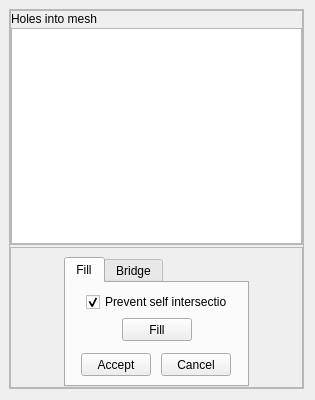
The window that src/fgt/edit_hole/edit_hole.ui (cnr-isti-vclab/meshlab) describes before a commit, drawn with Qt 5.
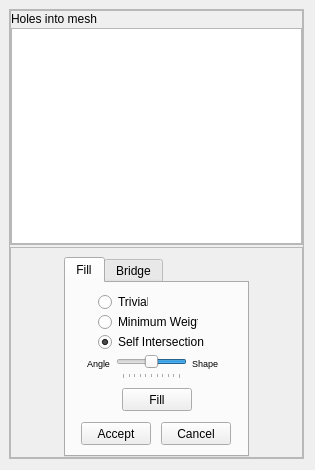
The same window after the commit.

Commit message: - added parameter to balance aspect ratio and diedralRad in computing ear quality - start implementing manual bridging, only selecting face and adding face.

```diff
--- a/src/fgt/edit_hole/edit_hole.ui
+++ b/src/fgt/edit_hole/edit_hole.ui
@@ -9,7 +9,7 @@
     <x>0</x>
     <y>0</y>
     <width>315</width>
-    <height>400</height>
+    <height>470</height>
    </rect>
   </property>
   <property name="sizePolicy" >
@@ -210,7 +210,7 @@
         <property name="minimumSize" >
          <size>
           <width>200</width>
-          <height>140</height>
+          <height>200</height>
          </size>
         </property>
         <property name="frameShape" >
@@ -247,7 +247,7 @@
            <property name="minimumSize" >
             <size>
              <width>185</width>
-             <height>130</height>
+             <height>200</height>
             </size>
            </property>
            <property name="currentIndex" >
@@ -264,7 +264,7 @@
              <property name="geometry" >
               <rect>
                <x>56</x>
-               <y>35</y>
+               <y>105</y>
                <width>70</width>
                <height>23</height>
               </rect>
@@ -291,22 +291,6 @@
               <string>Fill</string>
              </property>
             </widget>
-            <widget class="QCheckBox" name="antiSelfIntersection" >
-             <property name="geometry" >
-              <rect>
-               <x>20</x>
-               <y>10</y>
-               <width>141</width>
-               <height>18</height>
-              </rect>
-             </property>
-             <property name="text" >
-              <string>Prevent self intersection</string>
-             </property>
-             <property name="checked" >
-              <bool>true</bool>
-             </property>
-            </widget>
             <widget class="QPushButton" name="cancelFillBtn" >
              <property name="enabled" >
               <bool>true</bool>
@@ -314,7 +298,7 @@
              <property name="geometry" >
               <rect>
                <x>95</x>
-               <y>70</y>
+               <y>139</y>
                <width>70</width>
                <height>23</height>
               </rect>
@@ -348,7 +332,7 @@
              <property name="geometry" >
               <rect>
                <x>15</x>
-               <y>70</y>
+               <y>139</y>
                <width>70</width>
                <height>23</height>
               </rect>
@@ -375,6 +359,124 @@
               <string>Accept</string>
              </property>
             </widget>
+            <widget class="QRadioButton" name="trivialRBtn" >
+             <property name="geometry" >
+              <rect>
+               <x>32</x>
+               <y>10</y>
+               <width>50</width>
+               <height>18</height>
+              </rect>
+             </property>
+             <property name="text" >
+              <string>Trivial</string>
+             </property>
+             <property name="checked" >
+              <bool>false</bool>
+             </property>
+            </widget>
+            <widget class="QRadioButton" name="minWRBtn" >
+             <property name="geometry" >
+              <rect>
+               <x>32</x>
+               <y>30</y>
+               <width>100</width>
+               <height>18</height>
+              </rect>
+             </property>
+             <property name="text" >
+              <string>Minimum Weigth</string>
+             </property>
+            </widget>
+            <widget class="QRadioButton" name="selfIntersRBtn" >
+             <property name="geometry" >
+              <rect>
+               <x>32</x>
+               <y>50</y>
+               <width>110</width>
+               <height>18</height>
+              </rect>
+             </property>
+             <property name="text" >
+              <string>Self Intersection</string>
+             </property>
+             <property name="checked" >
+              <bool>true</bool>
+             </property>
+            </widget>
+            <widget class="QSlider" name="diedralWeightSld" >
+             <property name="geometry" >
+              <rect>
+               <x>50</x>
+               <y>70</y>
+               <width>71</width>
+               <height>26</height>
+              </rect>
+             </property>
+             <property name="maximum" >
+              <number>100</number>
+             </property>
+             <property name="sliderPosition" >
+              <number>50</number>
+             </property>
+             <property name="tracking" >
+              <bool>true</bool>
+             </property>
+             <property name="orientation" >
+              <enum>Qt::Horizontal</enum>
+             </property>
+             <property name="invertedAppearance" >
+              <bool>true</bool>
+             </property>
+             <property name="tickPosition" >
+              <enum>QSlider::TicksBelow</enum>
+             </property>
+             <property name="tickInterval" >
+              <number>0</number>
+             </property>
+            </widget>
+            <widget class="QLabel" name="label" >
+             <property name="geometry" >
+              <rect>
+               <x>21</x>
+               <y>70</y>
+               <width>27</width>
+               <height>20</height>
+              </rect>
+             </property>
+             <property name="font" >
+              <font>
+               <pointsize>7</pointsize>
+              </font>
+             </property>
+             <property name="text" >
+              <string>Angle</string>
+             </property>
+             <property name="textFormat" >
+              <enum>Qt::AutoText</enum>
+             </property>
+            </widget>
+            <widget class="QLabel" name="label_2" >
+             <property name="geometry" >
+              <rect>
+               <x>126</x>
+               <y>70</y>
+               <width>32</width>
+               <height>20</height>
+              </rect>
+             </property>
+             <property name="font" >
+              <font>
+               <pointsize>7</pointsize>
+              </font>
+             </property>
+             <property name="text" >
+              <string>Shape</string>
+             </property>
+             <property name="textFormat" >
+              <enum>Qt::AutoText</enum>
+             </property>
+            </widget>
            </widget>
            <widget class="QWidget" name="bridgeTab" >
             <attribute name="title" >
```
Left out of the diff: 19 changed lines with no effect on the pictures. The commit also changes 8 other files.
